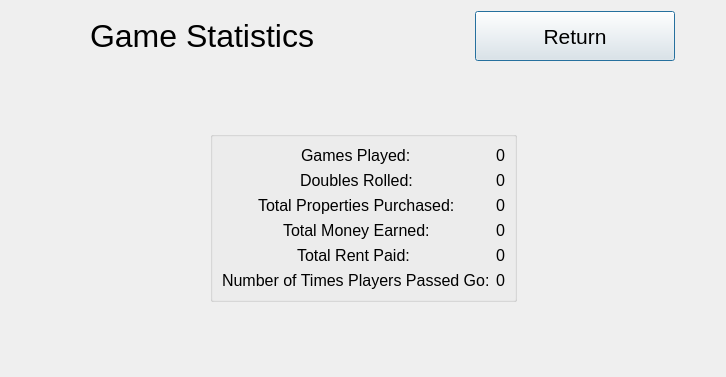
Sp1riting/A-Level-Coursework, file UI/gameStatistics.ui: the form before one commit.
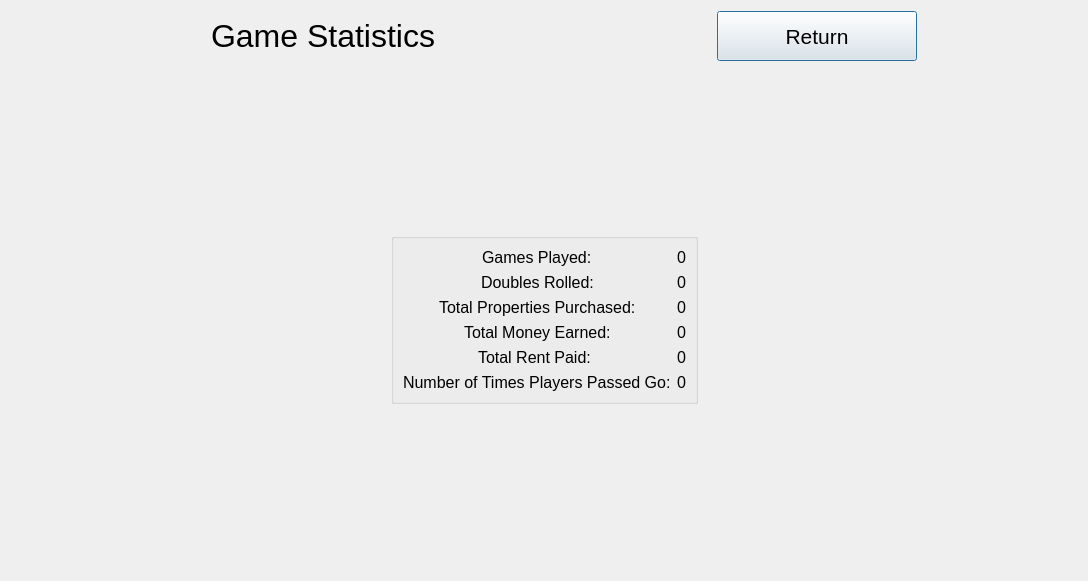
The form after the commit.

Patch:
```diff
--- a/UI/gameStatistics.ui
+++ b/UI/gameStatistics.ui
@@ -6,8 +6,8 @@
    <rect>
     <x>0</x>
     <y>0</y>
-    <width>726</width>
-    <height>377</height>
+    <width>1088</width>
+    <height>581</height>
    </rect>
   </property>
   <property name="windowTitle">
```
